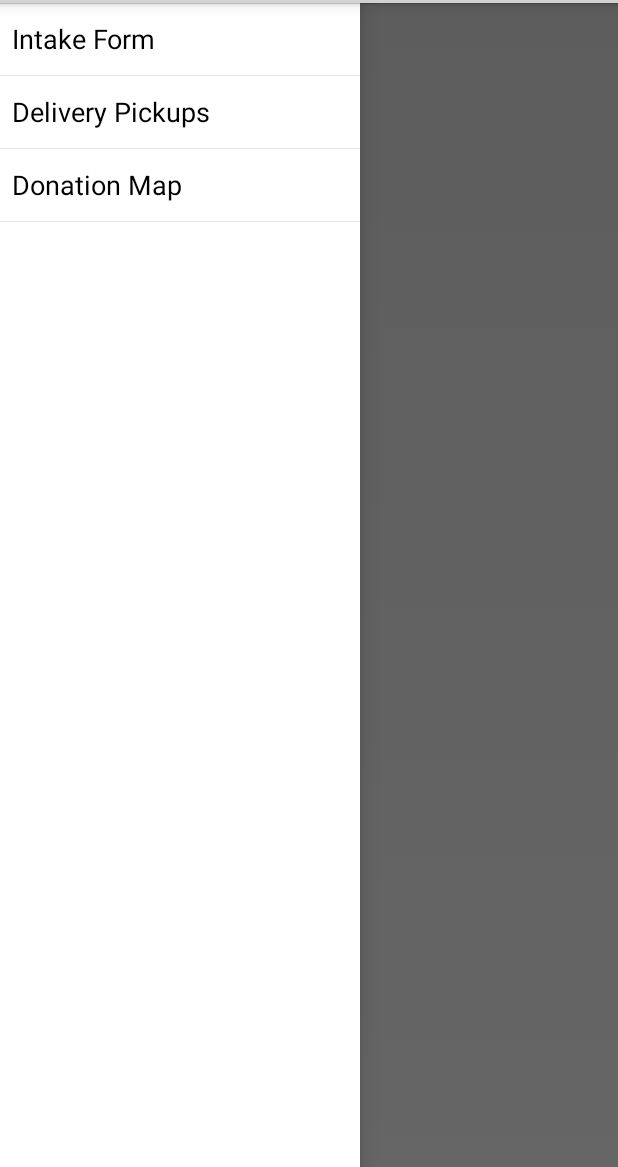
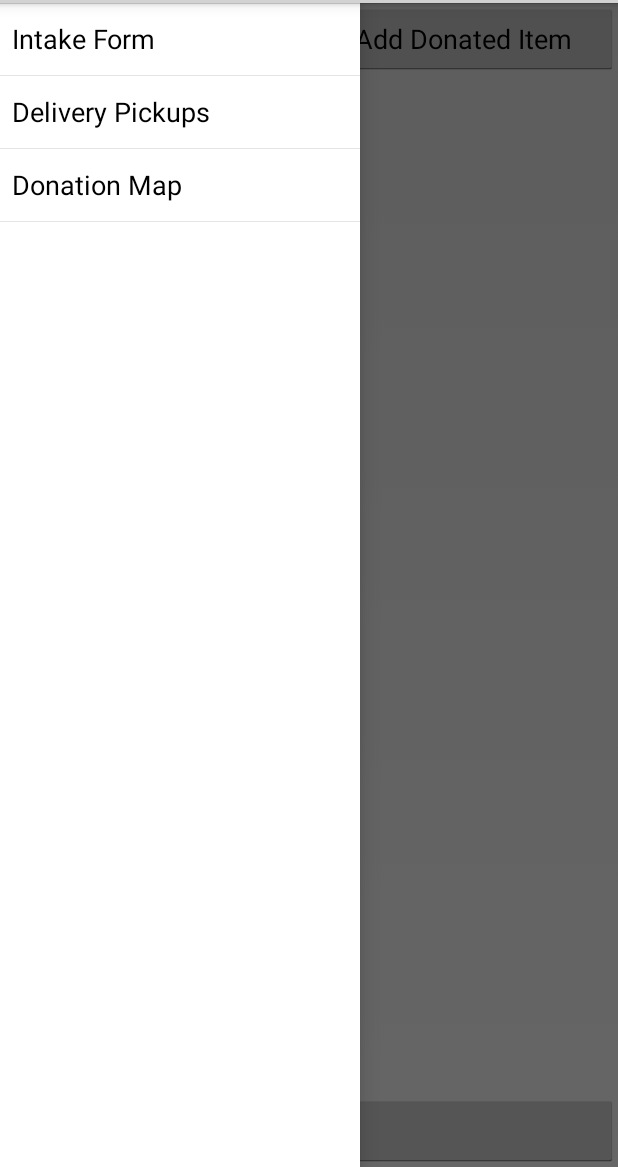
Before and after one commit to PaulTR/CoGovDevChallengeAndroid, an Android app: the fragment IntakeFormFragment placed in its activity, with the side drawer open, on a phone screen of 412 x 824 dp, the part 69-1236 px from its top. Run offline under Robolectric (Android 15) with nearby library versions, the phone set to English and light mode, and no system bars; libraries missing offline, so code that uses them is left out: com.squareup.otto; 4 statements that could not run were skipped.

Commit message:
moar changes!

```diff
--- a/challenge2/src/main/java/com/govdevchallenge/team11/challenge2/activities/AuthActivity.java
+++ b/challenge2/src/main/java/com/govdevchallenge/team11/challenge2/activities/AuthActivity.java
@@ -161,6 +161,10 @@ public class AuthActivity extends Activity implements GoogleApiClient.Connection
 	}
 
 	private void onAuthenticated() {
+		if (mGoogleApiClient.isConnected()) {
+			Plus.AccountApi.clearDefaultAccount(mGoogleApiClient);
+			mGoogleApiClient.disconnect();
+		}
 		Intent intent = new Intent( getApplicationContext(), MainActivity.class );
 		startActivity( intent );
 		finish();
--- a/challenge2/src/main/java/com/govdevchallenge/team11/challenge2/activities/MainActivity.java
+++ b/challenge2/src/main/java/com/govdevchallenge/team11/challenge2/activities/MainActivity.java
@@ -45,6 +45,8 @@ public class MainActivity extends FragmentActivity {
 				.beginTransaction()
 				.replace(R.id.content_container, DonationMapFragment.getInstance())
 				.commit();
+
+		mCurFragmentName = getString( R.string.navigation_donation_map );
 	}
 
 	private void initActionBar() {
--- /dev/null
+++ b/challenge2/src/main/java/com/govdevchallenge/team11/challenge2/dialogs/AddDonorDialog.java
@@ -0,0 +1,7 @@
+package com.govdevchallenge.team11.challenge2.dialogs;
+
+/**
+ * Created by PaulTR on 5/17/14.
+ */
+public class AddDonorDialog {
+}
--- a/challenge2/src/main/java/com/govdevchallenge/team11/challenge2/fragments/DonationMapFragment.java
+++ b/challenge2/src/main/java/com/govdevchallenge/team11/challenge2/fragments/DonationMapFragment.java
@@ -69,10 +69,12 @@ public class DonationMapFragment extends Fragment implements GooglePlayServicesC
 
 	private void initSpinner() {
 		List<String> items = new ArrayList<String>();
-		items.add("Food");
-		items.add("Water");
-		items.add("Cleaning Supplies");
-		items.add("Blankets");
+		items.add( "Blankets" );
+		items.add( "Canned Food" );
+		items.add( "Clothes" );
+		items.add( "Shampoo" );
+		items.add( "Soap" );
+		items.add( "Water" );
 
 		ArrayAdapter<String> adapter = new ArrayAdapter<String>(getActivity(), android.R.layout.simple_list_item_1, items);
 		mCategorySpinner.setAdapter(adapter);
--- a/challenge2/src/main/res/layout/fragment_intake.xml
+++ b/challenge2/src/main/res/layout/fragment_intake.xml
@@ -1,12 +1,45 @@
 <?xml version="1.0" encoding="utf-8"?>
 
-<LinearLayout xmlns:android="http://schemas.android.com/apk/res/android"
+<RelativeLayout xmlns:android="http://schemas.android.com/apk/res/android"
               android:orientation="vertical"
               android:layout_width="match_parent"
               android:layout_height="match_parent">
 
-    <TextView
+    <LinearLayout
+        android:id="@+id/add_buttons_container"
         android:layout_width="match_parent"
-        android:layout_height="match_parent"
-        android:text="@string/navigation_intake" />
-</LinearLayout>
+        android:layout_height="wrap_content"
+        android:orientation="horizontal"
+        android:layout_alignParentTop="true">
+        <Button
+            android:id="@+id/add_donor"
+            android:layout_width="0dp"
+            android:layout_height="wrap_content"
+            android:layout_weight="1"
+            android:text="@string/add_donator"
+        />
+        <Button
+            android:id="@+id/add_item"
+            android:layout_width="0dp"
+            android:layout_height="wrap_content"
+            android:layout_weight="1"
+            android:text="@string/add_item"
+        />
+    </LinearLayout>
+
+    <ListView
+        android:id="@+id/list"
+        android:layout_width="match_parent"
+        android:layout_height="wrap_content"
+        android:layout_below="@+id/add_buttons_container"
+        android:layout_above="@+id/submit" />
+
+    <Button
+        android:id="@+id/submit"
+        android:layout_width="match_parent"
+        android:layout_height="wrap_content"
+        android:text="@string/submit"
+        android:layout_alignParentBottom="true"
+    />
+
+</RelativeLayout>
--- a/challenge2/src/main/res/values/strings.xml
+++ b/challenge2/src/main/res/values/strings.xml
@@ -8,8 +8,11 @@
     <string name="navigation_pickup">Delivery Pickups</string>
     <string name="navigation_donation_map">Donation Map</string>
     <string name="navigation_auth">Authentication</string>
-    <string name="navigation_drawer_open">@string/app_name</string>
-    <string name="navigation_drawer_closed">Select Option</string>
+    <string name="navigation_drawer_open">Select Option</string>
+    <string name="navigation_drawer_closed">@string/app_name</string>
     <string name="public_api_android_key">AIzaSyAvri3kVCRVeavjBsnzW6PFxWdZAtkqKiI</string>
+    <string name="add_donator">Add Donor Info</string>
+    <string name="add_item">Add Donated Item</string>
+    <string name="submit">Submit</string>
 
 </resources>
```
Also changed, not shown: 16 other files.
